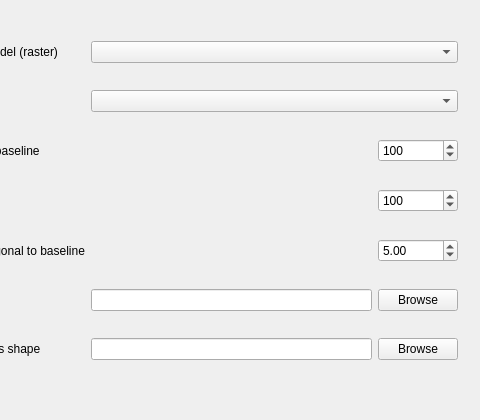
Above: swath_profile_dialog_base.ui from giohappy/swathProfile before the change; both pictures show x 113 to 593 and y 0 to 420 of the 593 by 562 pixel window. Below: the same form after it.
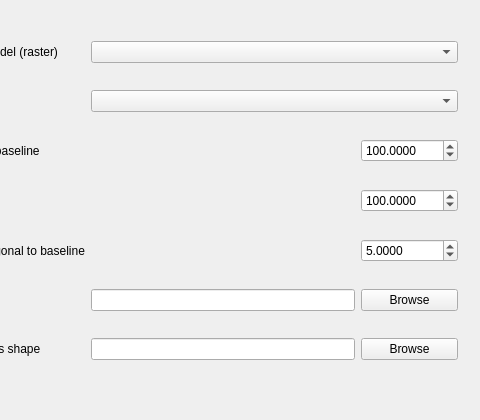
That is the form after the change.

Commit message: unicode support

What changed in the file:
```diff
--- a/swath_profile_dialog_base.ui
+++ b/swath_profile_dialog_base.ui
@@ -122,29 +122,6 @@
       </property>
      </widget>
     </item>
-    <item row="4" column="2">
-     <widget class="QSpinBox" name="distProfilesBox">
-      <property name="maximum">
-       <number>99999999</number>
-      </property>
-      <property name="value">
-       <number>100</number>
-      </property>
-     </widget>
-    </item>
-    <item row="6" column="2">
-     <widget class="QSpinBox" name="lengthProfilesBox">
-      <property name="minimum">
-       <number>1</number>
-      </property>
-      <property name="maximum">
-       <number>999999999</number>
-      </property>
-      <property name="value">
-       <number>100</number>
-      </property>
-     </widget>
-    </item>
     <item row="7" column="2">
      <widget class="QDoubleSpinBox" name="resolutionBox">
       <property name="locale">
@@ -153,6 +130,9 @@
       <property name="prefix">
        <string/>
       </property>
+      <property name="decimals">
+       <number>4</number>
+      </property>
       <property name="maximum">
        <double>99999.990000000005239</double>
       </property>
@@ -178,6 +158,38 @@
       </property>
      </widget>
     </item>
+    <item row="4" column="2">
+     <widget class="QDoubleSpinBox" name="distProfilesBox">
+      <property name="locale">
+       <locale language="English" country="UnitedStates"/>
+      </property>
+      <property name="decimals">
+       <number>4</number>
+      </property>
+      <property name="maximum">
+       <double>99999999.000000000000000</double>
+      </property>
+      <property name="value">
+       <double>100.000000000000000</double>
+      </property>
+     </widget>
+    </item>
+    <item row="6" column="2">
+     <widget class="QDoubleSpinBox" name="lengthProfilesBox">
+      <property name="locale">
+       <locale language="English" country="UnitedStates"/>
+      </property>
+      <property name="decimals">
+       <number>4</number>
+      </property>
+      <property name="maximum">
+       <double>99999999.989999994635582</double>
+      </property>
+      <property name="value">
+       <double>100.000000000000000</double>
+      </property>
+     </widget>
+    </item>
    </layout>
   </widget>
  </widget>
```
The commit also changes 1 other file.
